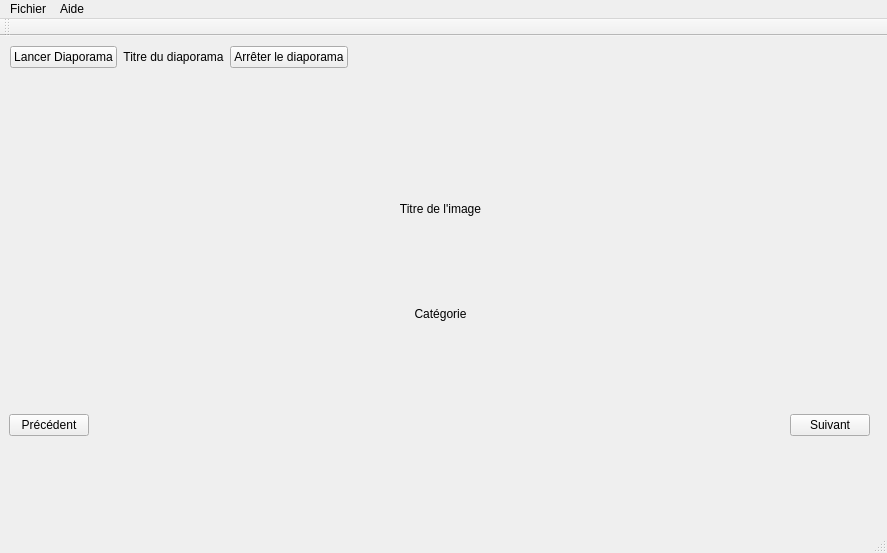
Above: V2_lecteurDiaporama/Fichiers de code/lecteurvue.ui from FranzouGame/SAE1.01-LecteurDiaporama before the change. Below: the same form after it.
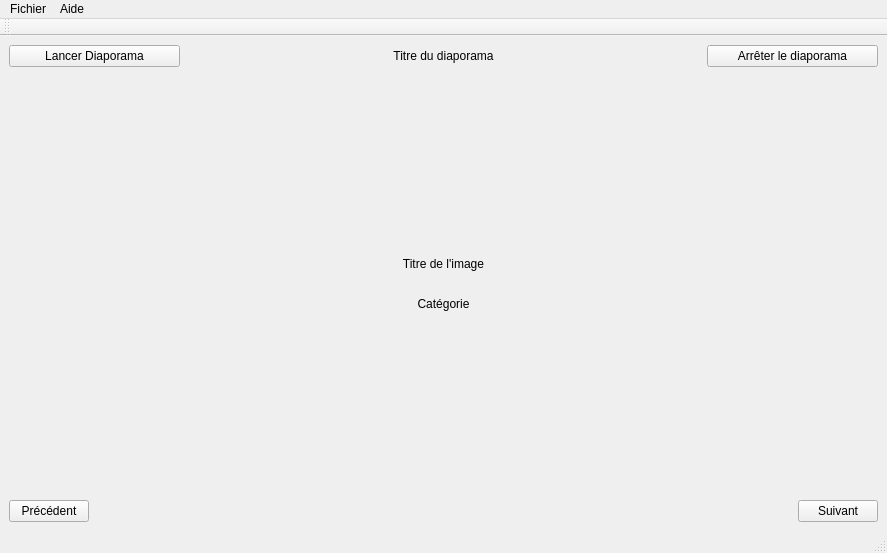
That is the form after the change.

Commit message: Mise à jour de l'interface pour le rendu

```diff
--- a/V2_lecteurDiaporama/Fichiers de code/lecteurvue.ui
+++ b/V2_lecteurDiaporama/Fichiers de code/lecteurvue.ui
@@ -14,16 +14,9 @@
    <string>lecteurvue</string>
   </property>
   <widget class="QWidget" name="centralwidget">
-   <widget class="QWidget" name="horizontalLayoutWidget">
-    <property name="geometry">
-     <rect>
-      <x>10</x>
-      <y>10</y>
-      <width>861</width>
-      <height>131</height>
-     </rect>
-    </property>
-    <layout class="QHBoxLayout" name="horizontalLayout" stretch="1,1,1">
+   <layout class="QVBoxLayout" name="verticalLayout_2" stretch="0,1,0,1,0">
+    <item>
+     <layout class="QHBoxLayout" name="horizontalLayout" stretch="1,1,1,1,1">
      <property name="sizeConstraint">
       <enum>QLayout::SetFixedSize</enum>
      </property>
@@ -34,6 +27,19 @@
        </property>
       </widget>
      </item>
+      <item>
+       <spacer name="horizontalSpacer">
+        <property name="orientation">
+         <enum>Qt::Horizontal</enum>
+        </property>
+        <property name="sizeHint" stdset="0">
+         <size>
+          <width>40</width>
+          <height>20</height>
+         </size>
+        </property>
+       </spacer>
+      </item>
      <item>
       <widget class="QLabel" name="titreDiapo">
        <property name="text">
@@ -44,6 +50,19 @@
        </property>
       </widget>
      </item>
+      <item>
+       <spacer name="horizontalSpacer_2">
+        <property name="orientation">
+         <enum>Qt::Horizontal</enum>
+        </property>
+        <property name="sizeHint" stdset="0">
+         <size>
+          <width>40</width>
+          <height>20</height>
+         </size>
+        </property>
+       </spacer>
+      </item>
      <item>
       <widget class="QPushButton" name="btnArreterDiapo">
        <property name="text">
@@ -52,16 +71,21 @@
       </widget>
      </item>
     </layout>
-   </widget>
-   <widget class="QWidget" name="verticalLayoutWidget">
-    <property name="geometry">
-     <rect>
-      <x>10</x>
-      <y>150</y>
-      <width>861</width>
-      <height>151</height>
-     </rect>
-    </property>
+    </item>
+    <item>
+     <spacer name="verticalSpacer">
+      <property name="orientation">
+       <enum>Qt::Vertical</enum>
+      </property>
+      <property name="sizeHint" stdset="0">
+       <size>
+        <width>20</width>
+        <height>40</height>
+       </size>
+      </property>
+     </spacer>
+    </item>
+    <item>
     <layout class="QVBoxLayout" name="verticalLayout">
      <item>
       <widget class="QLabel" name="titreImage">
@@ -91,16 +115,21 @@
       </widget>
      </item>
     </layout>
-   </widget>
-   <widget class="QWidget" name="horizontalLayoutWidget_2">
-    <property name="geometry">
-     <rect>
-      <x>9</x>
-      <y>309</y>
-      <width>861</width>
-      <height>161</height>
-     </rect>
-    </property>
+    </item>
+    <item>
+     <spacer name="verticalSpacer_2">
+      <property name="orientation">
+       <enum>Qt::Vertical</enum>
+      </property>
+      <property name="sizeHint" stdset="0">
+       <size>
+        <width>20</width>
+        <height>40</height>
+       </size>
+      </property>
+     </spacer>
+    </item>
+    <item>
     <layout class="QHBoxLayout" name="horizontalLayout_2">
      <item>
       <widget class="QPushButton" name="btnPrec">
@@ -130,7 +159,8 @@
       </widget>
      </item>
     </layout>
-   </widget>
+    </item>
+   </layout>
   </widget>
   <widget class="QStatusBar" name="statusbar"/>
   <widget class="QToolBar" name="toolBar">
```
Lines whose indentation alone changed are shown as unchanged.
